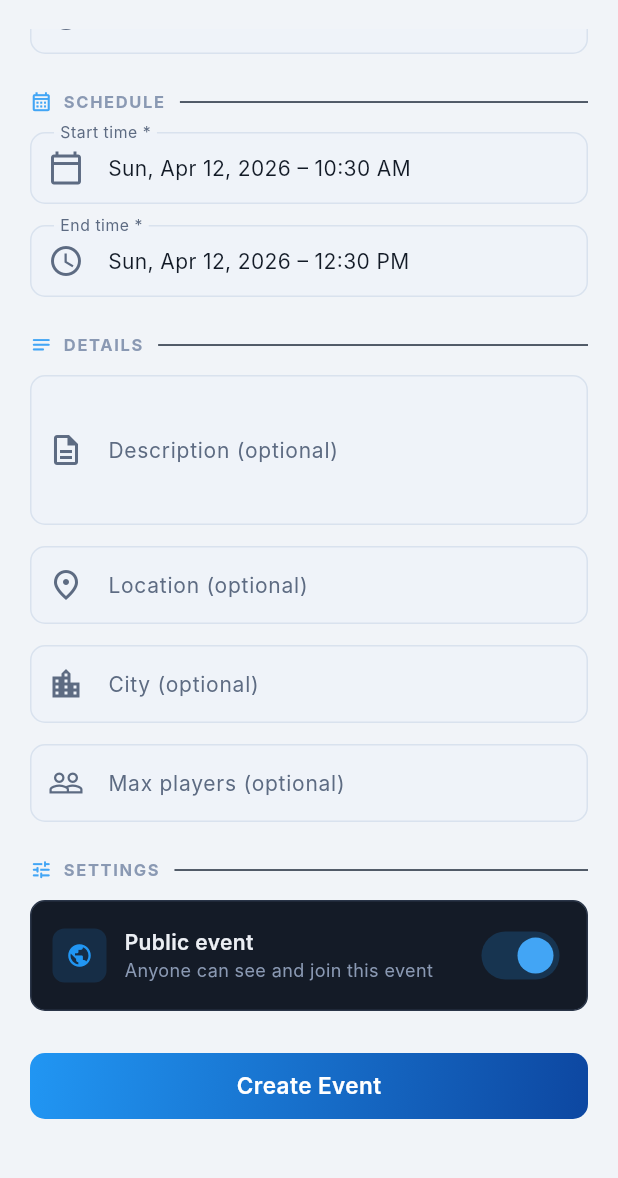
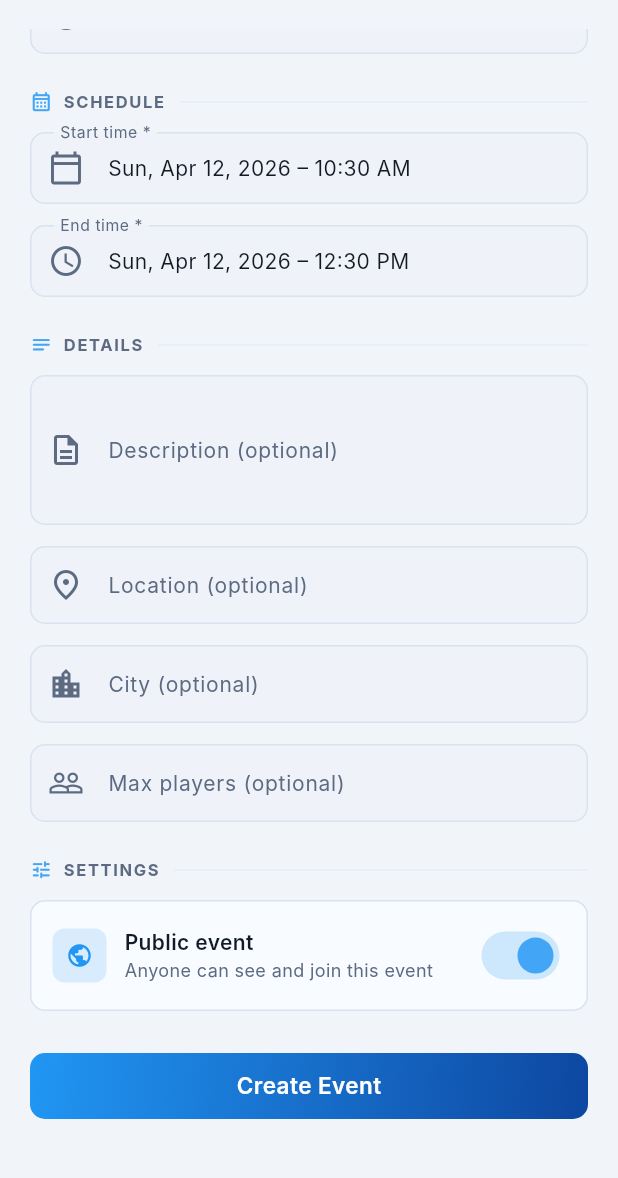
Before and after one commit to zipthezap/Teamly, a Flutter app: the EventFormPage screen opened by its route, scrolled down 324 dp, on a phone screen of 412 x 824 dp, the part 55-1233 px from its top. Run offline on Flutter 3.47's test engine with Material 3 defaults, Android fonts, the phone set to English and light mode, and no system bars; our stand-ins replace dio, equatable, firebase_core, firebase_messaging, flutter_riverpod, flutter_secure_storage and 4 more; missing offline and left inert: flutter_app_badger; accounts and stored records are empty; network calls fail; Roboto replaces fonts that are missing (Inter).

Commit message:
fix: theme toggling + dashboard layout for mobile app
Agent-Logs-Url: https://github.com/zipthezap/Teamly/sessions/89c5dee9-dc1e-4610-9ee3-34bd0a665dfc

Co-authored-by: zipthezap <51761473+zipthezap@users.noreply.github.com>

```diff
--- a/src/mobile/lib/features/events/presentation/event_form_page.dart
+++ b/src/mobile/lib/features/events/presentation/event_form_page.dart
@@ -221,9 +221,9 @@ class _EventFormPageState extends ConsumerState<EventFormPage> {
             Container(
               padding: const EdgeInsets.all(16),
               decoration: BoxDecoration(
-                gradient: AppThemeTokens.heroGradient,
+                gradient: AppThemeTokens.heroGrad(context),
                 borderRadius: BorderRadius.circular(AppThemeTokens.radiusLg),
-                border: Border.all(color: AppThemeTokens.darkBorder),
+                border: Border.all(color: AppThemeTokens.border(context)),
               ),
               child: Row(
                 children: [
@@ -244,8 +244,8 @@ class _EventFormPageState extends ConsumerState<EventFormPage> {
                       children: [
                         Text(
                           _isEditing ? 'Edit Event' : 'New Event',
-                          style: const TextStyle(
-                            color: AppThemeTokens.darkText,
+                          style: TextStyle(
+                            color: AppThemeTokens.text(context),
                             fontSize: 16,
                             fontWeight: FontWeight.w700,
                           ),
@@ -254,8 +254,8 @@ class _EventFormPageState extends ConsumerState<EventFormPage> {
                           _isEditing
                               ? 'Update event details below'
                               : 'Fill in the details to create your event',
-                          style: const TextStyle(
-                            color: AppThemeTokens.darkTextSecondary,
+                          style: TextStyle(
+                            color: AppThemeTokens.textSecondary(context),
                             fontSize: 12,
                           ),
                         ),
@@ -505,9 +505,9 @@ class _EventSwitchRow extends StatelessWidget {
     return Container(
       padding: const EdgeInsets.symmetric(horizontal: 14, vertical: 12),
       decoration: BoxDecoration(
-        color: AppThemeTokens.darkCard,
+        color: AppThemeTokens.card(context),
         borderRadius: BorderRadius.circular(AppThemeTokens.radiusMd),
-        border: Border.all(color: AppThemeTokens.darkBorder),
+        border: Border.all(color: AppThemeTokens.border(context)),
       ),
       child: Row(
         children: [
@@ -528,14 +528,14 @@ class _EventSwitchRow extends StatelessWidget {
               crossAxisAlignment: CrossAxisAlignment.start,
               children: [
                 Text(title,
-                    style: const TextStyle(
+                    style: TextStyle(
                         fontWeight: FontWeight.w600,
                         fontSize: 14,
-                        color: AppThemeTokens.darkText)),
+                        color: AppThemeTokens.text(context))),
                 Text(subtitle,
-                    style: const TextStyle(
+                    style: TextStyle(
                         fontSize: 12,
-                        color: AppThemeTokens.darkTextSecondary)),
+                        color: AppThemeTokens.textSecondary(context))),
               ],
             ),
           ),
@@ -564,10 +564,10 @@ class _FormSectionTitle extends StatelessWidget {
         const SizedBox(width: 7),
         Text(
           title.toUpperCase(),
-          style: const TextStyle(
+          style: TextStyle(
             fontSize: 11,
             fontWeight: FontWeight.w700,
-            color: AppThemeTokens.darkTextSecondary,
+            color: AppThemeTokens.textSecondary(context),
             letterSpacing: 1.1,
           ),
         ),
@@ -575,7 +575,7 @@ class _FormSectionTitle extends StatelessWidget {
         Expanded(
           child: Container(
             height: 1,
-            color: AppThemeTokens.darkBorderSubtle,
+            color: AppThemeTokens.borderSubtle(context),
           ),
         ),
       ],
```
Also changed, not shown: src/mobile/lib/features/dashboard/presentation/dashboard_page.dart (+63 -61 lines), src/mobile/lib/features/groups/presentation/group_form_page.dart (+6 -6 lines), src/mobile/lib/features/notification_preferences/presentation/notification_preferences_page.dart (+16 -16 lines), src/mobile/lib/features/notifications/presentation/notifications_page.dart (+6 -6 lines), src/mobile/lib/features/profile/presentation/profile_page.dart (+20 -18 lines).
